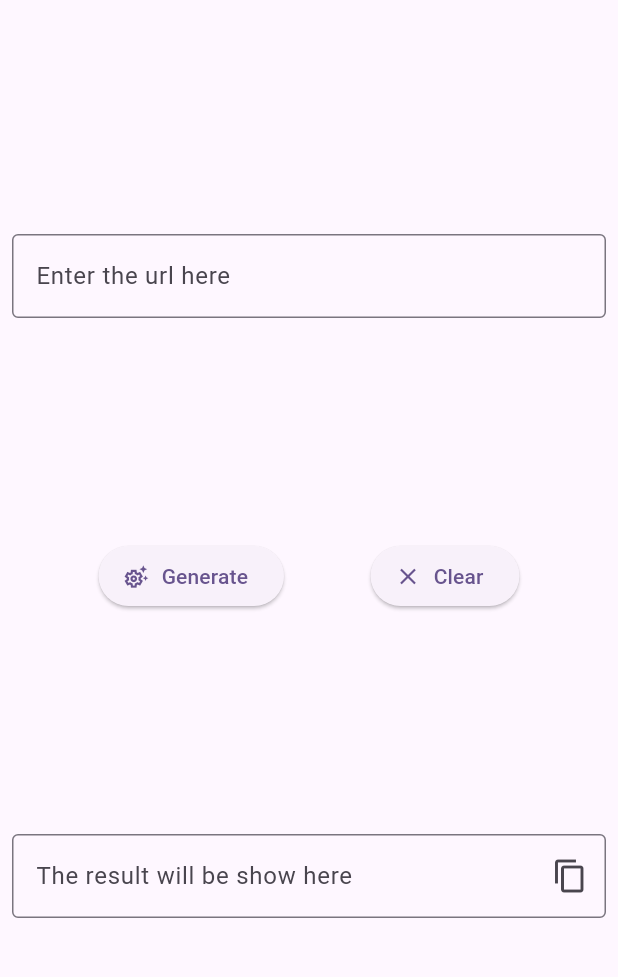
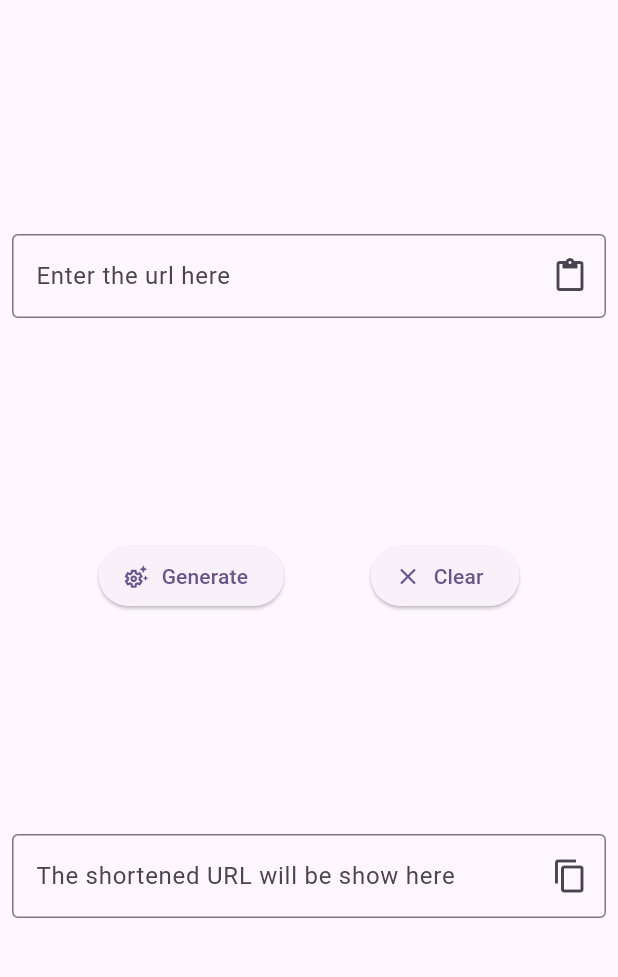
Before and after one commit to MuhammedFaseenCM/url_shortener, a Flutter app: the screen it shows after launch, on a phone screen of 412 x 824 dp, the part 84-1061 px from its top. Run offline on Flutter 3.47's test engine with Material 2 defaults, Android fonts, the phone set to English and light mode, and no system bars.

Commit message:
added paste button

```diff
--- a/lib/view/url_screen.dart
+++ b/lib/view/url_screen.dart
@@ -9,10 +9,11 @@ class UrlScreen extends StatelessWidget {
 
   @override
   Widget build(BuildContext context) {
+    final FocusNode _focusNode = FocusNode();
     return Scaffold(
       appBar: AppBar(
         backgroundColor: Colors.green,
-        title: Text(
+        title: const Text(
           "URL SHORTENER",
           style: TextStyle(color: Colors.white, fontWeight: FontWeight.bold),
         ),
@@ -26,20 +27,35 @@ class UrlScreen extends StatelessWidget {
             children: [
               TextFormField(
                 controller: urlClass.urlController,
-                decoration: const InputDecoration(
-                    border: OutlineInputBorder(),
-                    labelText: 'Enter the url here'),
+                decoration: InputDecoration(
+                    border: const OutlineInputBorder(),
+                    labelText: 'Enter the url here',
+                    suffixIcon: IconButton(
+                        onPressed: () async {
+                          var clipBoradData =
+                              await Clipboard.getData(Clipboard.kTextPlain);
+                          print(clipBoradData!.text);
+                          urlClass.urlController.text = clipBoradData.text!;
+                        },
+                        icon: const Icon(Icons.paste))),
               ),
               Row(
                 mainAxisAlignment: MainAxisAlignment.spaceEvenly,
                 children: [
                   ElevatedButton.icon(
                     onPressed: () async {
-                      const CircularProgressIndicator(
-                        strokeWidth: 2.0,
-                      );
+                      showDialog(
+                          context: context,
+                          builder: (context) => const Center(
+                                child: CircularProgressIndicator(
+                                  strokeWidth: 2.0,
+                                  backgroundColor: Colors.amber,
+                                ),
+                              ));
+
                       await urlShortener(urlClass.urlController.text)
                           .then((value) {
+                        // _focusNode.unfocus();
                         if (value == null) {
                           ScaffoldMessenger.of(context).showSnackBar(
                             const SnackBar(
@@ -55,8 +71,10 @@ class UrlScreen extends StatelessWidget {
                           Navigator.of(context).pop();
                           return;
                         }
+                        Navigator.of(context).pop();
                         urlClass.resultController.text = value.url as String;
                       });
+                      _focusNode.unfocus();
                     },
                     icon: const Icon(Icons.settings_suggest_outlined),
                     label: const Text("Generate"),
@@ -73,9 +91,10 @@ class UrlScreen extends StatelessWidget {
               ),
               TextFormField(
                 controller: urlClass.resultController,
+                readOnly: true,
                 decoration: InputDecoration(
                     border: const OutlineInputBorder(),
-                    labelText: 'The result will be show here',
+                    labelText: 'The shortened URL will be show here',
                     suffixIcon: IconButton(
                       onPressed: () {
                         Clipboard.setData(ClipboardData(
```
